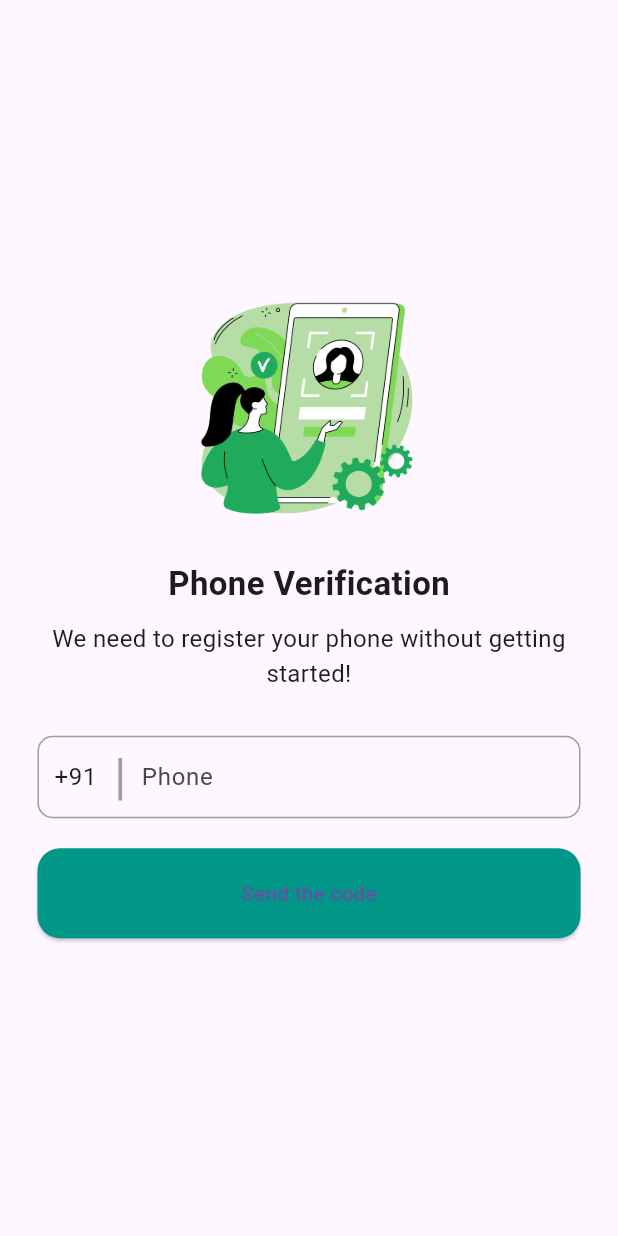
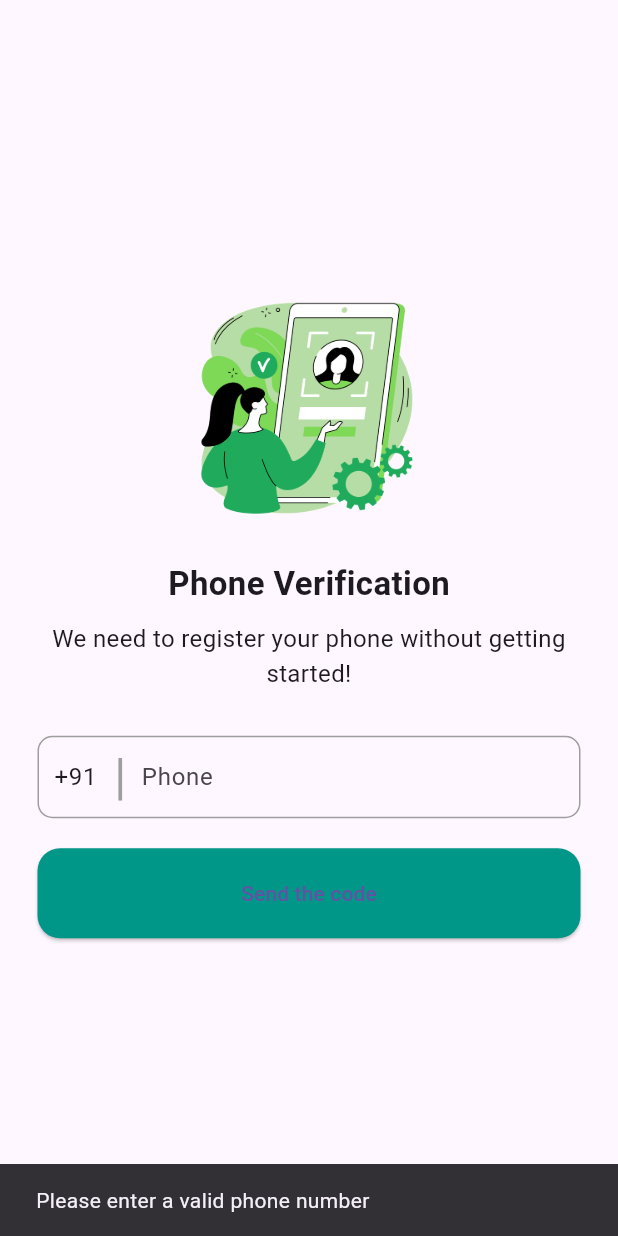
Before and after one commit to singhrishabh93/flutter_amplify_testing, a Flutter app: the screen it shows after launch, after a tap on "Send the code", on a phone screen of 412 x 824 dp. Run offline on Flutter 3.47's test engine with Material 3 defaults, Android fonts, the phone set to English and light mode, and no system bars; our stand-ins replace pinput.

Commit message:
mobile number parameter field made as mandatory

```diff
--- a/lib/login.dart
+++ b/lib/login.dart
@@ -36,6 +36,16 @@ class _MyPhoneState extends State<MyPhone> {
 
   Future<void> sendOTP() async {
   final String phoneNumber = "${countryController.text}${phoneController.text}";
+
+  // Validate if phone number is not empty
+  if (phoneNumber.isEmpty || phoneController.text.isEmpty) {
+    // Show an error message or alert
+    ScaffoldMessenger.of(context).showSnackBar(
+      const SnackBar(content: Text("Please enter a valid phone number")),
+    );
+    return; // Exit the method if phone number is invalid
+  }
+
   final String url =
       "https://3jhuhkyubc.execute-api.us-east-1.amazonaws.com/dev/otp/create?phoneNumber=$phoneNumber";
   try {
@@ -52,8 +62,12 @@ class _MyPhoneState extends State<MyPhone> {
     }
   } catch (e) {
     print("Error sending OTP: $e");
+    ScaffoldMessenger.of(context).showSnackBar(
+      const SnackBar(content: Text("Error sending OTP")),
+    );
   }
 }
+
 
   @override
   Widget build(BuildContext context) {
```
Lines whose indentation alone changed are shown as unchanged.
